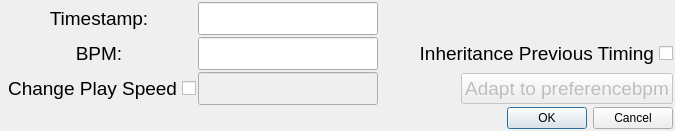
xiangCaO233/MusicMapMaker, file src/ui/guide/newtimingguide.ui: the form before one commit.
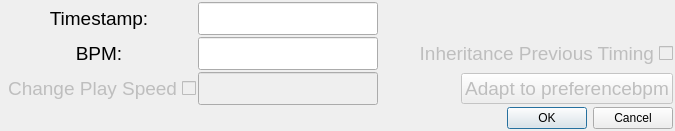
The form after the commit.

Commit message: 更新ui

The edit to the form file:
```diff
--- a/src/ui/guide/newtimingguide.ui
+++ b/src/ui/guide/newtimingguide.ui
@@ -117,6 +117,9 @@
    </item>
    <item row="3" column="0">
     <widget class="QCheckBox" name="enable_speed_changing">
+     <property name="enabled">
+      <bool>false</bool>
+     </property>
      <property name="font">
       <font>
        <pointsize>14</pointsize>
@@ -208,6 +211,9 @@
       </item>
       <item>
        <widget class="QCheckBox" name="inheritable_checkbox">
+        <property name="enabled">
+         <bool>false</bool>
+        </property>
         <property name="font">
          <font>
           <pointsize>14</pointsize>
```
Left out of the diff: 6 changed lines with no effect on the pictures. The commit also changes 1 other file.
